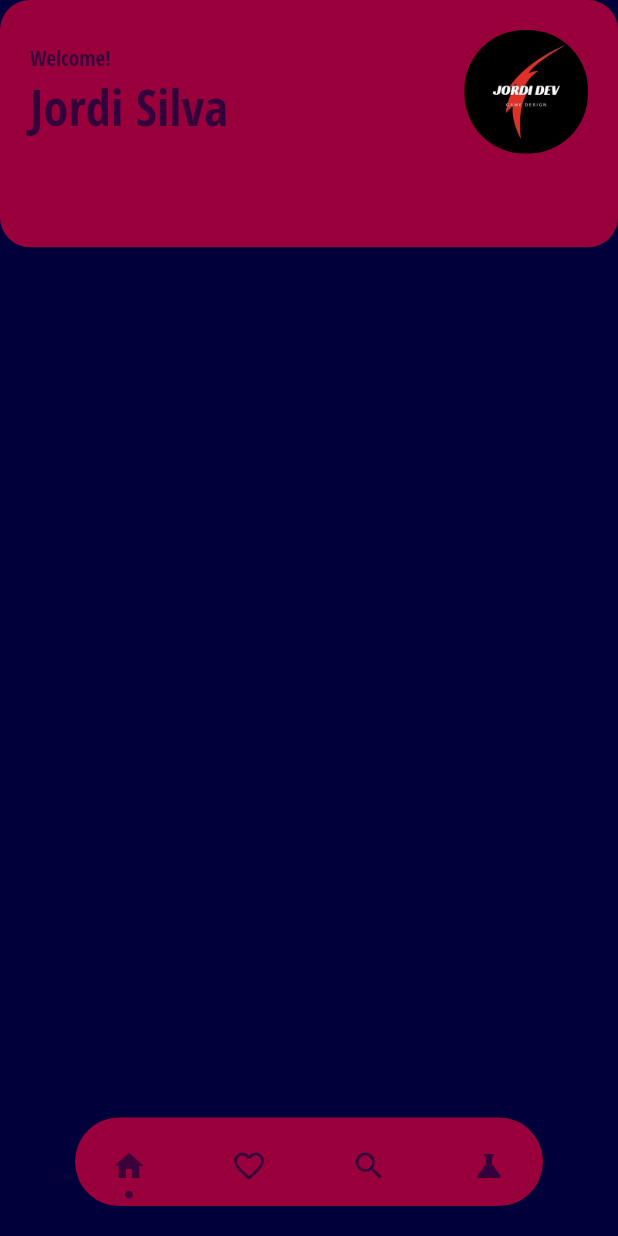
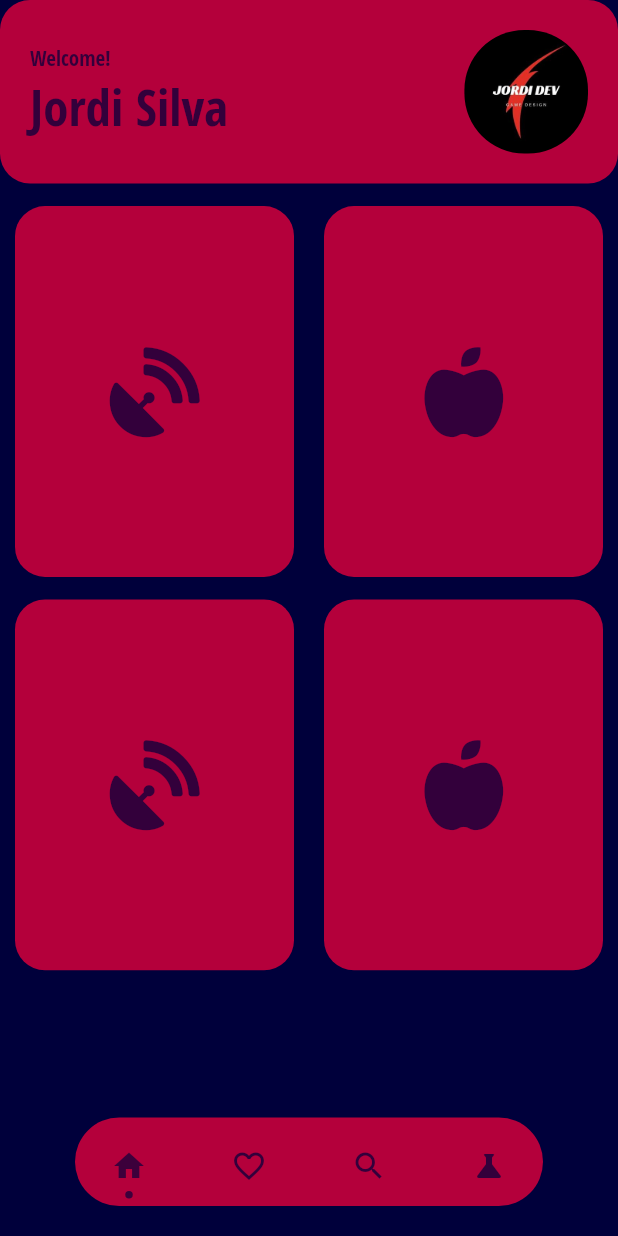
Before and after one commit to JordiDeSanta/PhysXLabo, a Flutter app: the screen it shows after launch, on a phone screen of 412 x 824 dp. Run offline on Flutter 3.47's test engine with Material 2 defaults, Android fonts, the light colour scheme and no system bars; drawn by our look-alikes of dot_navigation_bar; our stand-ins replace font_awesome_flutter, google_fonts.

Commit message:
Buttons table structure

```diff
--- a/lib/main.dart
+++ b/lib/main.dart
@@ -25,6 +25,21 @@ class MyApp extends StatelessWidget {
           backgroundColor: customColors.buttonsColor,
         ),
         primaryTextTheme: GoogleFonts.openSansCondensedTextTheme(),
+        primaryIconTheme: IconThemeData(color: customColors.iconsColor),
+        iconTheme: IconThemeData(color: customColors.iconsColor),
+        accentIconTheme: IconThemeData(color: customColors.iconsColor),
+        elevatedButtonTheme: ElevatedButtonThemeData(
+          style: ButtonStyle(
+            shape: MaterialStateProperty.all(
+              RoundedRectangleBorder(
+                borderRadius: BorderRadius.circular(20),
+              ),
+            ),
+            elevation: MaterialStateProperty.all(0.0),
+            backgroundColor:
+                MaterialStateProperty.all(customColors.buttonsColor),
+          ),
+        ),
       ),
     );
   }
--- a/lib/src/pages/home_page.dart
+++ b/lib/src/pages/home_page.dart
@@ -1,6 +1,7 @@
 import 'package:flutter/material.dart';
 import 'package:flutter/services.dart';
 import 'package:dot_navigation_bar/dot_navigation_bar.dart';
+import 'package:font_awesome_flutter/font_awesome_flutter.dart';
 
 import 'package:physxlab/src/utils/custom_colors.dart';
 import 'package:physxlab/src/widgets/welcome.dart';
@@ -33,25 +34,34 @@ class _HomePageState extends State<HomePage> {
     );
 
     final h = MediaQuery.of(context).size.height;
+    final w = MediaQuery.of(context).size.width;
     final textTheme = Theme.of(context).primaryTextTheme;
 
     return Scaffold(
       body: Container(
-        decoration: BoxDecoration(
-          borderRadius: BorderRadius.circular(20),
-          color: customColors.buttonsColor,
-        ),
-        height: h * 0.2,
-        width: double.infinity,
-        child: SafeArea(
-          child: Container(
-            padding: EdgeInsets.all(20),
         child: Column(
           children: [
             Welcome(),
+            Container(
+              padding: EdgeInsets.only(top: 10),
+              child: Table(
+                children: [
+                  TableRow(
+                    children: [
+                      _createButton(w, h, FontAwesomeIcons.satelliteDish),
+                      _createButton(w, h, FontAwesomeIcons.appleAlt),
                     ],
                   ),
+                  TableRow(
+                    children: [
+                      _createButton(w, h, FontAwesomeIcons.satelliteDish),
+                      _createButton(w, h, FontAwesomeIcons.appleAlt),
+                    ],
                   ),
+                ],
+              ),
+            )
+          ],
         ),
       ),
       bottomNavigationBar: DotNavigationBar(
@@ -78,6 +88,23 @@ class _HomePageState extends State<HomePage> {
       ),
     );
   }
+
+  Widget _createButton(double w, double h, IconData icon) {
+    return Container(
+      padding: EdgeInsets.only(top: 5, bottom: 10, left: 10, right: 10),
+      child: ElevatedButton(
+        onPressed: () {},
+        child: Container(
+          height: h * 0.3,
+          child: Icon(
+            icon,
+            size: 60,
+            color: customColors.iconsColor,
+          ),
+        ),
+      ),
+    );
+  }
 }
 
 enum _SelectedTab { home, favorite, search, person }
--- a/lib/src/utils/custom_colors.dart
+++ b/lib/src/utils/custom_colors.dart
@@ -2,7 +2,7 @@ import 'package:flutter/material.dart';
 
 class CustomColors {
   Color backgroundColor = Color.fromARGB(255, 0, 0, 59);
-  Color buttonsColor = Color.fromARGB(255, 153, 0, 59);
+  Color buttonsColor = Color.fromARGB(255, 180, 0, 59);
   Color iconsColor = Color.fromARGB(255, 51, 0, 59);
   Color selectedColor = Color.fromARGB(255, 60, 0, 59);
 }
--- a/lib/src/widgets/welcome.dart
+++ b/lib/src/widgets/welcome.dart
@@ -9,7 +9,15 @@ class Welcome extends StatelessWidget {
     final textTheme = Theme.of(context).primaryTextTheme;
     final h = MediaQuery.of(context).size.height;
 
-    return Row(
+    return Container(
+      decoration: BoxDecoration(
+        borderRadius: BorderRadius.circular(20),
+        color: customColors.buttonsColor,
+      ),
+      child: SafeArea(
+        child: Container(
+          padding: EdgeInsets.all(20),
+          child: Row(
             children: [
               Column(
                 crossAxisAlignment: CrossAxisAlignment.start,
@@ -44,6 +52,9 @@ class Welcome extends StatelessWidget {
                 ),
               ),
             ],
+          ),
+        ),
+      ),
     );
   }
 }
```
Lines whose indentation alone changed are shown as unchanged.
